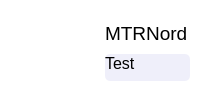
First picture: the form in qml/ui/message.ui, repository Nordgedanken/Morpheus, before the edit.
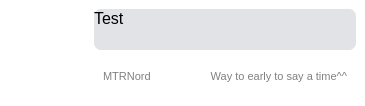
Second picture: the form after the edit. Icons and pictures are not drawn.

Commit message: Prevent having nil pointer issue with senderDisplayName, modify messageWidget design, add missing event.Accept(), Prepare code for framelessWindow

The edit to the form file:
```diff
--- a/qml/ui/message.ui
+++ b/qml/ui/message.ui
@@ -6,8 +6,8 @@
    <rect>
     <x>0</x>
     <y>0</y>
-    <width>210</width>
-    <height>97</height>
+    <width>365</width>
+    <height>106</height>
    </rect>
   </property>
   <property name="windowTitle">
@@ -16,8 +16,20 @@
   <property name="styleSheet">
    <string notr="true">background-color:transparent;</string>
   </property>
-  <layout class="QFormLayout" name="formLayout">
-   <item row="0" column="0">
+  <layout class="QHBoxLayout" name="horizontalLayout_2">
+   <property name="leftMargin">
+    <number>0</number>
+   </property>
+   <property name="topMargin">
+    <number>0</number>
+   </property>
+   <property name="rightMargin">
+    <number>0</number>
+   </property>
+   <property name="bottomMargin">
+    <number>0</number>
+   </property>
+   <item>
     <widget class="QWidget" name="widget_2" native="true">
      <property name="sizePolicy">
       <sizepolicy hsizetype="Preferred" vsizetype="Preferred">
@@ -79,27 +91,9 @@
      </layout>
     </widget>
    </item>
-   <item row="0" column="1">
+   <item>
     <widget class="QWidget" name="widget" native="true">
      <layout class="QVBoxLayout" name="verticalLayout">
-      <item>
-       <widget class="QLabel" name="sender">
-        <property name="font">
-         <font>
-          <pointsize>14</pointsize>
-         </font>
-        </property>
-        <property name="text">
-         <string>MTRNord</string>
-        </property>
-        <property name="openExternalLinks">
-         <bool>true</bool>
-        </property>
-        <property name="textInteractionFlags">
-         <set>Qt::LinksAccessibleByMouse|Qt::TextSelectableByKeyboard|Qt::TextSelectableByMouse</set>
-        </property>
-       </widget>
-      </item>
       <item>
        <widget class="QLabel" name="messageContent">
         <property name="sizePolicy">
@@ -118,10 +112,9 @@
         <property name="styleSheet">
          <string notr="true">/*OLD COLOR
 background-color: rgb(242, 244, 248); */
-background-color: rgb(239, 239, 250);
+background-color: rgb(225, 227, 230);
 border: 0;
-border-radius:5px;
-</string>
+border-radius:7px;</string>
         </property>
         <property name="text">
          <string>Test</string>
@@ -146,6 +139,57 @@
         </property>
        </widget>
       </item>
+      <item>
+       <widget class="QWidget" name="subMessageWidget" native="true">
+        <layout class="QHBoxLayout" name="horizontalLayout">
+         <item>
+          <widget class="QLabel" name="sender">
+           <property name="font">
+            <font>
+             <pointsize>8</pointsize>
+            </font>
+           </property>
+           <property name="styleSheet">
+            <string notr="true">color:grey;</string>
+           </property>
+           <property name="text">
+            <string>MTRNord</string>
+           </property>
+           <property name="openExternalLinks">
+            <bool>true</bool>
+           </property>
+           <property name="textInteractionFlags">
+            <set>Qt::LinksAccessibleByMouse|Qt::TextSelectableByKeyboard|Qt::TextSelectableByMouse</set>
+           </property>
+          </widget>
+         </item>
+         <item>
+          <widget class="QLabel" name="timestamp">
+           <property name="font">
+            <font>
+             <pointsize>8</pointsize>
+            </font>
+           </property>
+           <property name="styleSheet">
+            <string notr="true">color:grey;</string>
+           </property>
+           <property name="text">
+            <string>Way to early to say a time^^</string>
+           </property>
+           <property name="alignment">
+            <set>Qt::AlignRight|Qt::AlignTrailing|Qt::AlignVCenter</set>
+           </property>
+           <property name="openExternalLinks">
+            <bool>true</bool>
+           </property>
+           <property name="textInteractionFlags">
+            <set>Qt::LinksAccessibleByMouse</set>
+           </property>
+          </widget>
+         </item>
+        </layout>
+       </widget>
+      </item>
      </layout>
     </widget>
    </item>
```
The commit also changes 6 other files.
